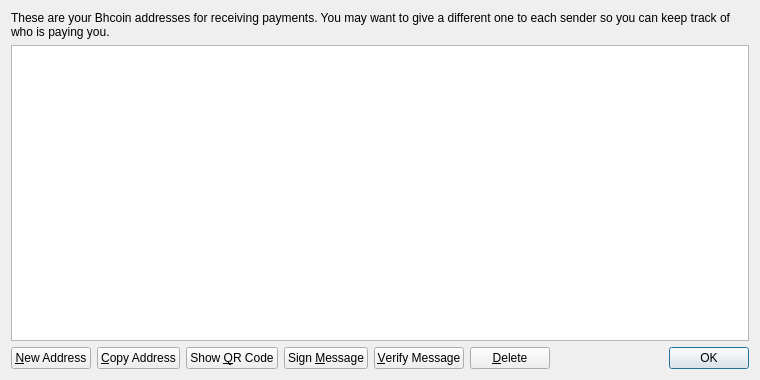
Old version of the form src/qt/forms/addressbookpage.ui in the repository LUX-Core/lux.
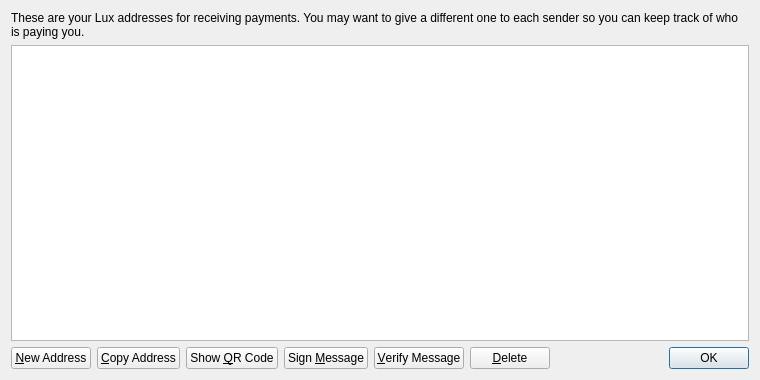
New version of the form.

Commit message: Changed bhcoin to lux | Released Test V3

```diff
--- a/src/qt/forms/addressbookpage.ui
+++ b/src/qt/forms/addressbookpage.ui
@@ -17,7 +17,7 @@
    <item>
     <widget class="QLabel" name="labelExplanation">
      <property name="text">
-      <string>These are your Bhcoin addresses for receiving payments. You may want to give a different one to each sender so you can keep track of who is paying you.</string>
+      <string>These are your Lux addresses for receiving payments. You may want to give a different one to each sender so you can keep track of who is paying you.</string>
      </property>
      <property name="textFormat">
       <enum>Qt::PlainText</enum>
```
Left out of the diff: 4 changed lines with no effect on the pictures. The commit also changes 146 other files.
